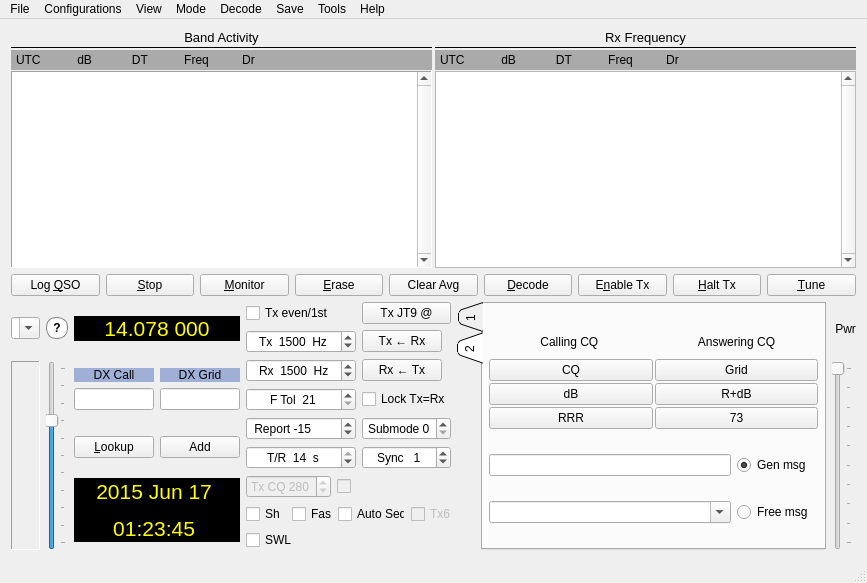
The window that mainwindow.ui (saitohirga/WSJT-X) describes before a commit, drawn with Qt 5.
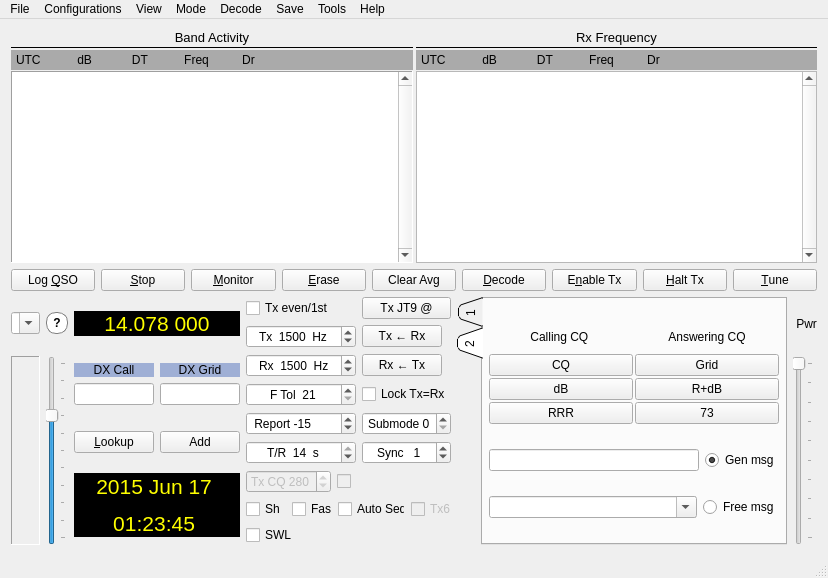
The same window after the commit. Custom widgets are drawn as their Qt base class.

Commit message: Remove unnecesary main window size defaults

What changed in the file:
```diff
--- a/mainwindow.ui
+++ b/mainwindow.ui
@@ -2,14 +2,6 @@
 <ui version="4.0">
  <class>MainWindow</class>
  <widget class="QMainWindow" name="MainWindow">
-  <property name="geometry">
-   <rect>
-    <x>0</x>
-    <y>0</y>
-    <width>867</width>
-    <height>583</height>
-   </rect>
-  </property>
   <property name="windowTitle">
    <string>WSJT-X   by K1JT</string>
   </property>
@@ -2360,14 +2352,6 @@
    </layout>
   </widget>
   <widget class="QMenuBar" name="menuBar">
-   <property name="geometry">
-    <rect>
-     <x>0</x>
-     <y>0</y>
-     <width>867</width>
-     <height>21</height>
-    </rect>
-   </property>
    <widget class="QMenu" name="menuFile">
     <property name="title">
      <string>File</string>
```
